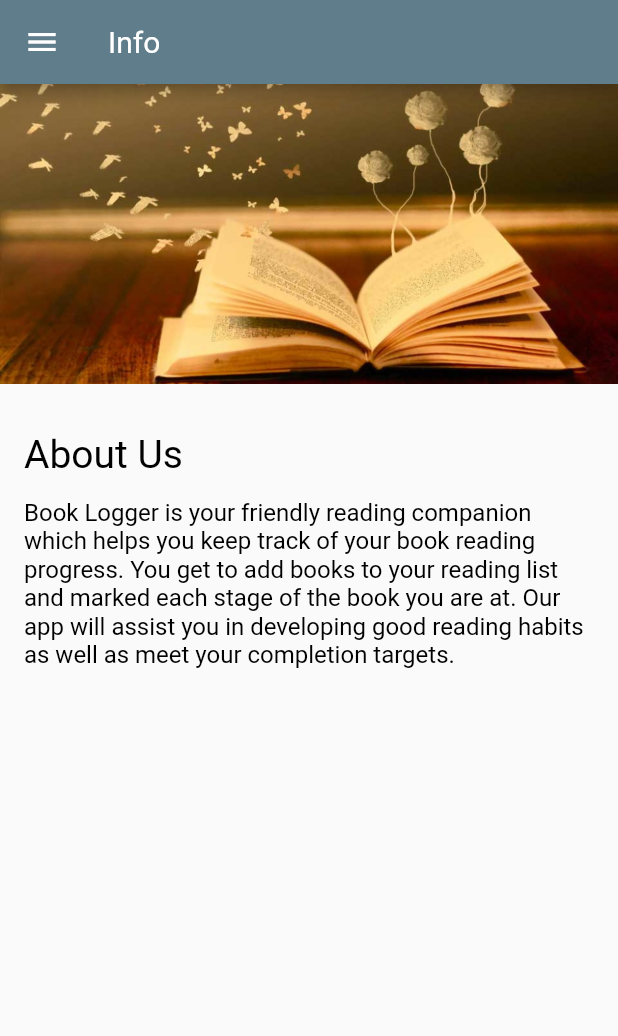
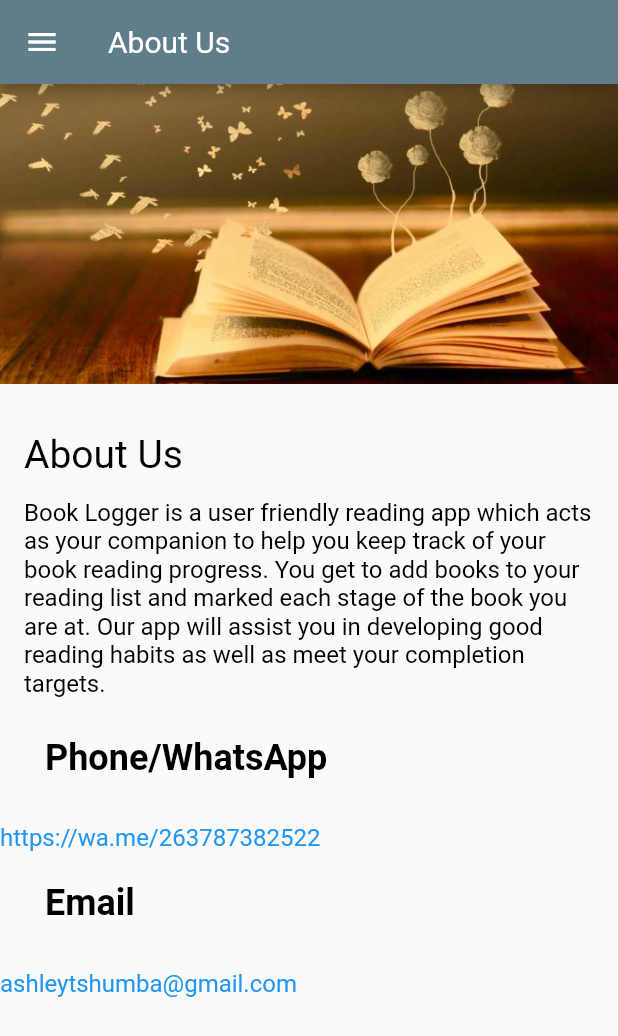
Before and after one commit to shumbaashley/book_logger, a Flutter app: the About screen opened directly, on a phone screen of 412 x 824 dp. Shown: the top 1036 px of the screen. Run offline on Flutter 3.47's test engine with Material 2 defaults, Android fonts, the phone set to English and light mode, and no system bars; our stand-ins replace percent_indicator, sqflite; accounts and stored records are empty.

```diff
--- a/lib/screens/about.dart
+++ b/lib/screens/about.dart
@@ -2,12 +2,13 @@ import 'package:book_logger/style.dart';
 import 'package:book_logger/widgets/navdrawer.dart';
 import 'package:book_logger/widgets/textsection.dart';
 import 'package:flutter/material.dart';
+import 'package:url_launcher/url_launcher.dart';
 
 class About extends StatelessWidget {
   @override
   Widget build(BuildContext context) {
     return Scaffold(
-      appBar: AppBar(title: Text('Info')),
+        appBar: AppBar(title: Text('About Us')),
         drawer: NavbarDrawer(),
         body: Column(
             mainAxisAlignment: MainAxisAlignment.start,
@@ -16,13 +17,78 @@ class About extends StatelessWidget {
               Container(
                 constraints: BoxConstraints.expand(height: 200.0),
                 decoration: BoxDecoration(color: Colors.grey),
-            child: Image.asset(
-              'images/about_image.jpg',
-              fit: BoxFit.cover
+                child: Image.asset('images/about_image.jpg', fit: BoxFit.cover),
+              ),
+              TextSection('About Us',
+                  'Book Logger is a user friendly reading app which acts as your companion to help you keep track of your book reading progress. You get to add books to your reading list and marked each stage of the book you are at. Our app will assist you in developing good reading habits as well as meet your completion targets.'),
+
+              Padding(
+                padding: EdgeInsets.fromLTRB(30, 10, 0, 20),
+                child:Text(
+                    "Phone/WhatsApp",
+                    textAlign: TextAlign.left,
+                    style: TextStyle(
+                    color: Colors.black,
+                    fontSize: 24,
+                    fontWeight: FontWeight.bold),
                   ),
               ),
-          TextSection('About Us', 'Book Logger is your friendly reading companion which helps you keep track of your book reading progress. You get to add books to your reading list and marked each stage of the book you are at. Our app will assist you in developing good reading habits as well as meet your completion targets.')
-        ]
-    ));
+              SizedBox(height: 10),
+              GestureDetector(
+                child: Text(
+                  "https://wa.me/263787382522",
+                  textAlign: TextAlign.left,
+                  style: TextStyle(
+                    color:Colors.blue,
+                    fontSize: 16,
+                  ),
+                ),
+                onTap: () async {
+                      final String url = 'https://wa.me/263787382522';
+                      if (await canLaunch(url)) {
+                        await launch(url);
+                      } else {
+                        throw 'Could not launch $url';
+                      }
+                }),
+              SizedBox(height: 10),
+              Padding(
+                padding: EdgeInsets.fromLTRB(30, 10, 0, 20),
+                child: Text(
+                    "Email",
+                    textAlign: TextAlign.left,
+                    style: TextStyle(
+                    color: Colors.black,
+                    fontSize: 24,
+                    fontWeight: FontWeight.bold),
+                  ),
+              ),
+              SizedBox(height: 10),
+              GestureDetector(
+                child: Text(
+                  "ashleytshumba@gmail.com",
+                  textAlign: TextAlign.left,
+                  style: TextStyle(
+                    color: Colors.blue,
+                    fontSize: 16,
+                  ),
+                ),
+                onTap: () async {
+                      final Uri params = Uri(
+                          scheme: 'mailto',
+                          path: 'ashleytshumba@gmail.com',
+                          queryParameters: {
+                            'subject': 'Book Logger Application Feedback'
+                          });
+                      final String url = params.toString();
+                      if (await canLaunch(url)) {
+                        await launch(url);
+                      } else {
+                        throw 'Could not launch $url';
+                      }
+
+                }),
+              SizedBox(height: 10),
+            ]));
   }
 }
--- a/lib/style.dart
+++ b/lib/style.dart
@@ -1,34 +1,35 @@
 import 'package:flutter/material.dart';
+
 const LargeTextSize = 26.0;
 const MediumTextSize = 20.0;
 const SmallTextSize = 16.0;
 const String FontFamily = 'Roboto';
 
+class App {
+static Color get primaryColor => Color(0xff191927);
+
+}
+
 const AppBarTextStyle = TextStyle(
     fontFamily: FontFamily,
     fontWeight: FontWeight.w300,
     fontSize: MediumTextSize,
-    color: Colors.white
-);
+    color: Colors.white);
 
 const NavBarTextStyle = TextStyle(
     fontFamily: FontFamily,
     fontWeight: FontWeight.w300,
     fontSize: LargeTextSize,
-    color: Colors.white
-);
+    color: Colors.white);
 
 const TitleTextStyle = TextStyle(
     fontFamily: FontFamily,
     fontWeight: FontWeight.w300,
     fontSize: LargeTextSize,
-    color: Colors.black
-);
-
+    color: Colors.black);
 
 const BodyTextStyle = TextStyle(
     fontFamily: FontFamily,
     fontWeight: FontWeight.w300,
     fontSize: SmallTextSize,
-    color: Colors.black
-);
+    color: Colors.black);
--- a/pubspec.yaml
+++ b/pubspec.yaml
@@ -36,6 +36,7 @@ dev_dependencies:
   path_provider: ^1.6.24
   intl: ^0.16.1
   percent_indicator: ^2.1.9
+  url_launcher: ^5.7.10
 # For information on the generic Dart part of this file, see the
 # following page: https://dart.dev/tools/pub/pubspec
 
```
Also changed, not shown: lib/screens/book_detail.dart (+4 -5 lines), lib/utils/color.dart (added), pubspec.lock. Lines whose indentation alone changed are shown as unchanged.
